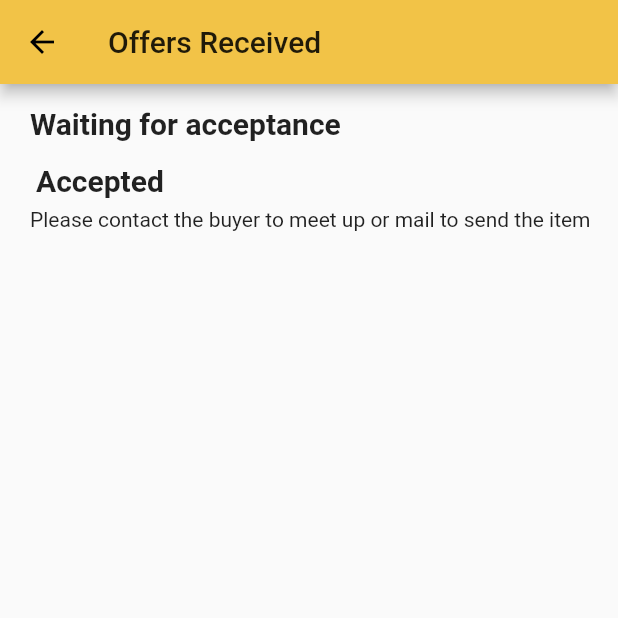
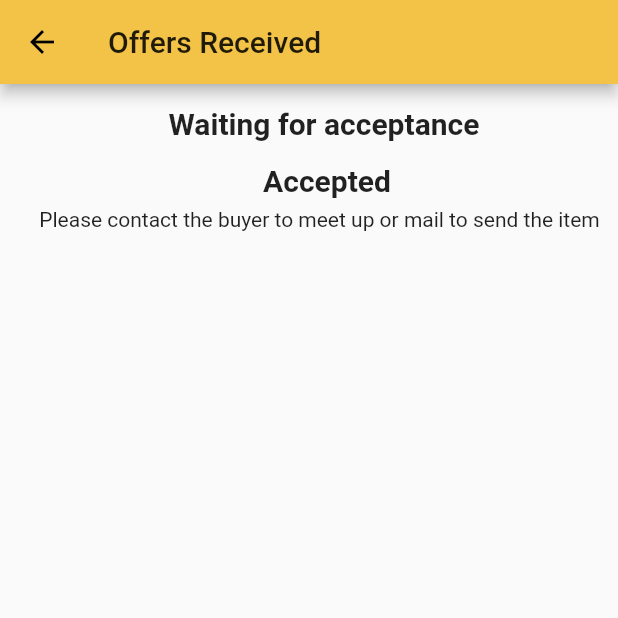
Before and after one commit to HongshuW/NUSell, a Flutter app: the OffersReceivedScreen screen opened directly, on a phone screen of 412 x 824 dp, the top half of it. Run offline on Flutter 3.47's test engine with Material 2 defaults, Android fonts, the phone set to English and light mode, and no system bars; our stand-ins replace bubble, cached_network_image, cloud_firestore, cloud_functions, firebase_auth, firebase_core and 8 more; missing offline and left inert: dart:ffi; accounts and stored records are empty; project files that could hold a hidden picture were left out.

Commit message:
fixed offerReceived page scrolling problem

```diff
--- a/lib/screens/offersReceived.dart
+++ b/lib/screens/offersReceived.dart
@@ -22,6 +22,8 @@ class _OffersReceivedScreenState extends State<OffersReceivedScreen> {
   CollectionReference users = FirebaseFirestore.instance.collection('users');
 
   List<String> offerFromUsers;
+
+  ScrollController _scrollController = new ScrollController();
   // var offers;
   // setOffers() async {
   //   offers = await offersReceived.get();
@@ -43,7 +45,7 @@ class _OffersReceivedScreenState extends State<OffersReceivedScreen> {
         ),
       ),
       body: Column(
-        crossAxisAlignment: CrossAxisAlignment.start,
+        // crossAxisAlignment: CrossAxisAlignment.start,
         children: [
           Padding(
             padding: const EdgeInsets.fromLTRB(20, 15, 0, 0),
@@ -52,7 +54,7 @@ class _OffersReceivedScreenState extends State<OffersReceivedScreen> {
               style: TextStyle(fontSize: 20, fontWeight: FontWeight.bold),
             ),
           ),
-          ListView(shrinkWrap: true, children: [
+          Column(children: [
             StreamBuilder<QuerySnapshot>(
                 stream: offersReceived.snapshots(),
                 builder: (context, querySnapshot) {
@@ -71,9 +73,9 @@ class _OffersReceivedScreenState extends State<OffersReceivedScreen> {
                             }
                             Map<String, dynamic> post = snapshot2.data.data();
                             Map<String, dynamic> offers = doc.data();
-                            var offerList = offers['offers'];
+                            var offer1 = offers['offers'];
 
-                            if (offerList == 'sold') {
+                            if (offer1 == 'sold') {
                               return Container(
                                 child: Padding(
                                   padding: const EdgeInsets.all(20.0),
@@ -82,6 +84,7 @@ class _OffersReceivedScreenState extends State<OffersReceivedScreen> {
                                 ),
                               );
                             }
+                            List offerList = offers['offers'];
 
                             return Padding(
                               padding: const EdgeInsets.all(16.0),
@@ -112,6 +115,7 @@ class _OffersReceivedScreenState extends State<OffersReceivedScreen> {
                                       shrinkWrap: true,
                                       children: offerList.map((offer) {
                                         int index = offerList.indexOf(offer);
+                                        print(offer.toString());
                                         return StreamBuilder<DocumentSnapshot>(
                                             stream: users
                                                 .doc(offer['offerFromUser'])
@@ -216,8 +220,9 @@ class _OffersReceivedScreenState extends State<OffersReceivedScreen> {
             child: Text(
                 'Please contact the buyer to meet up or mail to send the item'),
           ),
-          ListView(shrinkWrap: true, children: [
-            StreamBuilder<QuerySnapshot>(
+          Container(
+            height: 300,
+            child: StreamBuilder<QuerySnapshot>(
                 stream: offersReceived.snapshots(),
                 builder: (context, querySnapshot) {
                   if (querySnapshot.connectionState ==
@@ -321,7 +326,7 @@ class _OffersReceivedScreenState extends State<OffersReceivedScreen> {
                     }).toList(),
                   );
                 }),
-          ]),
+          ),
         ],
       ),
     );
```
